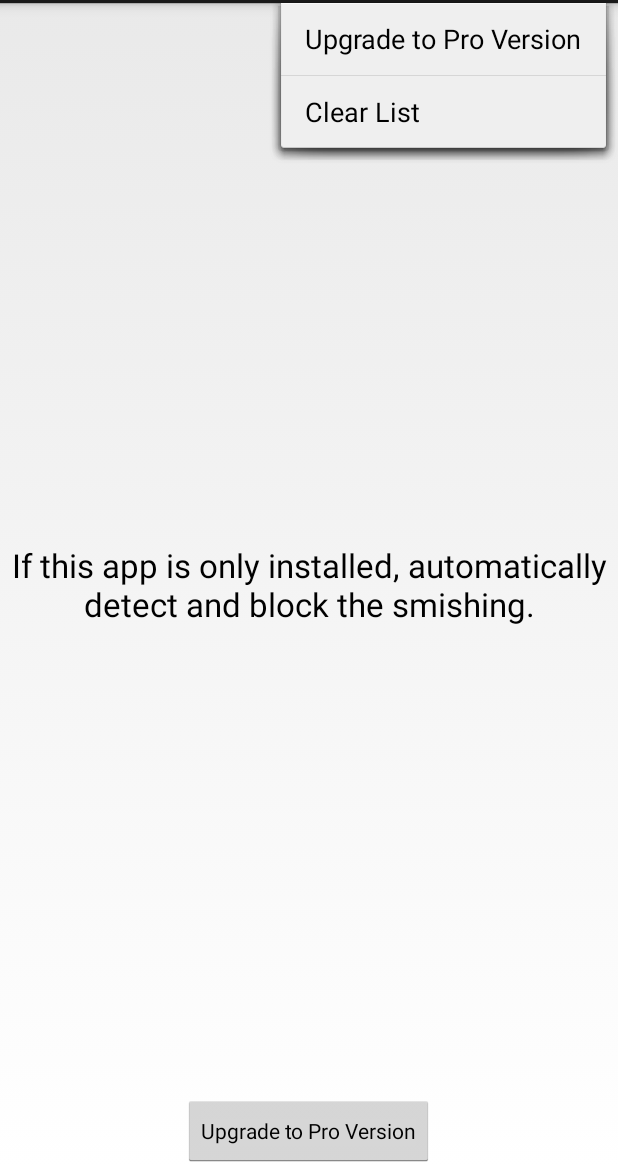
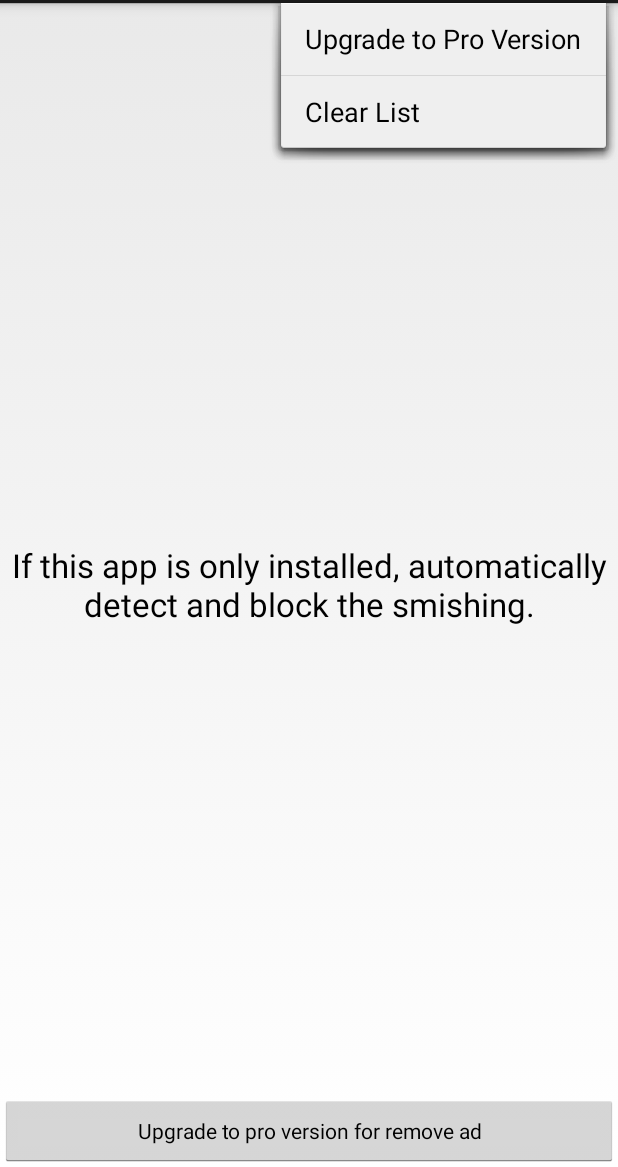
Before and after one commit to azki/smishing, an Android app: the screen it shows after launch (MainActivity), with the options menu open, on a phone screen of 412 x 824 dp, the part 69-1236 px from its top. Run offline under Robolectric (Android 15) with nearby library versions, the phone set to English and light mode, and no system bars; our stand-ins replace AdMob; 7 statements that could not run were skipped.

Commit message:
add pro version description

```diff
--- a/app/src/main/java/org/azki/smishing/SmishingApplication.java
+++ b/app/src/main/java/org/azki/smishing/SmishingApplication.java
@@ -18,7 +18,7 @@ public class SmishingApplication extends Application {
 
     public static void showAd(Activity activity) {
         final InterstitialAd interstitialAd = new InterstitialAd(activity);
-        interstitialAd.setAdUnitId(activity.getString(R.string.interstitial_ad_unit_id));
+        interstitialAd.setAdUnitId("ca-app-pub-1808062271143441/1059303618");
         interstitialAd.setAdListener(new AdListener() {
             @Override
             public void onAdLoaded() {
--- a/app/src/main/res/layout/activity_main.xml
+++ b/app/src/main/res/layout/activity_main.xml
@@ -7,11 +7,11 @@
     <Button
         android:id="@+id/button"
         style="?android:attr/buttonStyleSmall"
-        android:layout_width="wrap_content"
+        android:layout_width="match_parent"
         android:layout_height="wrap_content"
         android:layout_alignParentBottom="true"
         android:layout_centerHorizontal="true"
-        android:text="@string/action_pro_version" />
+        android:text="@string/action_pro_version_for_remove_ad" />
 
     <ListView
         android:id="@+id/blockedListView"
--- a/app/src/main/res/values/strings.xml
+++ b/app/src/main/res/values/strings.xml
@@ -4,9 +4,9 @@
     <string name="app_name">Smishing Block</string>
     <string name="action_list_clear">Clear List</string>
     <string name="action_pro_version">Upgrade to Pro Version</string>
+    <string name="action_pro_version_for_remove_ad">Upgrade to pro version for remove ad</string>
     <string name="empty_list_msg">If this app is only installed, automatically detect and block the smishing.</string>
     <string name="blocked_msg">Smishing was blocked.</string>
     <string name="blocked_msg_detail">On the message has been blocked from %s.</string>
-    <string name="interstitial_ad_unit_id">ca-app-pub-1808062271143441/1059303618</string>
 
 </resources>
```
Also changed, not shown: 3 other files.
